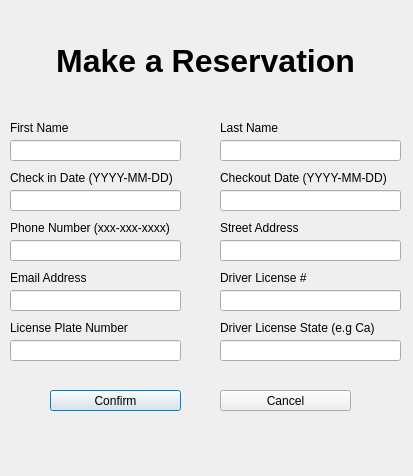
Qt form reservations.ui (vain3219/463_project) before a commit.
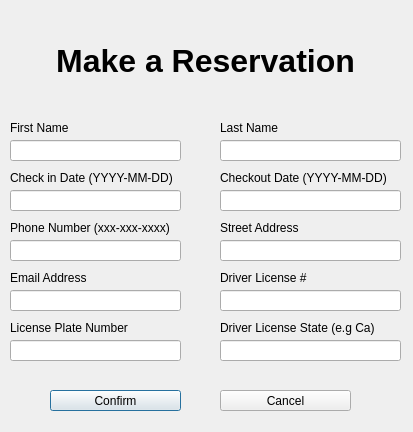
The same form after that commit.

Commit message: No window resizing

Diff of the .ui file:
```diff
--- a/reservations.ui
+++ b/reservations.ui
@@ -7,7 +7,7 @@
     <x>0</x>
     <y>0</y>
     <width>413</width>
-    <height>476</height>
+    <height>432</height>
    </rect>
   </property>
   <property name="windowTitle">
```
Left out of the diff: 2 changed lines with no effect on the pictures. The commit also changes 6 other files.
